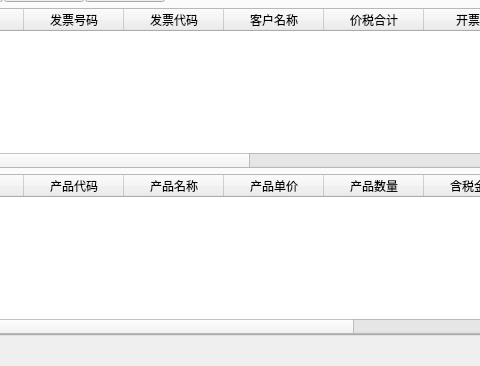
lcw2004/fapiao, file src/invoice/gui/mainwindow.ui: the form before one commit; both pictures show x 85 to 565 and y 108 to 474 of the 759 by 474 pixel window.
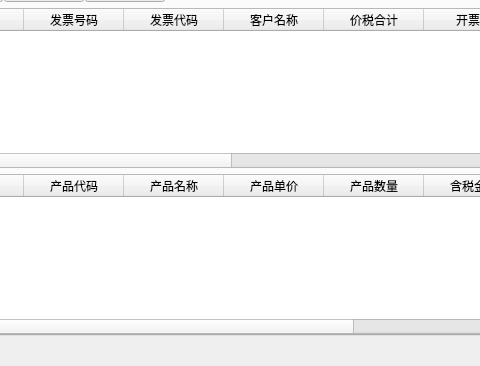
The form after the commit. Icons and pictures are not drawn.

Commit message: 显示开票时间

The edit to the form file:
```diff
--- a/src/invoice/gui/mainwindow.ui
+++ b/src/invoice/gui/mainwindow.ui
@@ -570,7 +570,7 @@
            <number>0</number>
           </property>
           <property name="columnCount">
-           <number>16</number>
+           <number>17</number>
           </property>
           <column>
            <property name="text">
@@ -612,6 +612,11 @@
             <string>复核人</string>
            </property>
           </column>
+          <column>
+           <property name="text">
+            <string>开票时间</string>
+           </property>
+          </column>
           <column>
            <property name="text">
             <string>总税额</string>
```
The commit also changes 2 other files.
